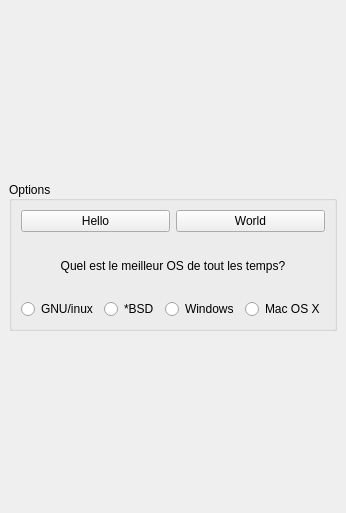
Old version of the form src/dock.ui in the repository farnyser/towerdefense.
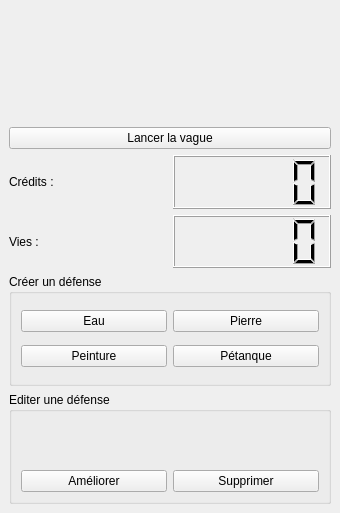
New version of the form.

Commit message: Changements d'interface.

Patch:
```diff
--- a/src/dock.ui
+++ b/src/dock.ui
@@ -15,82 +15,107 @@
   </property>
   <widget class="QWidget" name="dockWidgetContents">
    <layout class="QVBoxLayout" name="verticalLayout">
+    <item>
+     <widget class="QLabel" name="label">
+      <property name="text">
+       <string/>
+      </property>
+     </widget>
+    </item>
+    <item>
+     <widget class="QPushButton" name="launchWave">
+      <property name="text">
+       <string>Lancer la vague</string>
+      </property>
+     </widget>
+    </item>
+    <item>
+     <layout class="QGridLayout" name="gridLayout">
+      <item row="0" column="0">
+       <widget class="QLabel" name="label_2">
+        <property name="text">
+         <string>Crédits :</string>
+        </property>
+       </widget>
+      </item>
+      <item row="1" column="0">
+       <widget class="QLabel" name="label_3">
+        <property name="text">
+         <string>Vies :</string>
+        </property>
+       </widget>
+      </item>
+      <item row="0" column="1">
+       <widget class="QLCDNumber" name="lcdNumber"/>
+      </item>
+      <item row="1" column="1">
+       <widget class="QLCDNumber" name="lcdNumber_2"/>
+      </item>
+     </layout>
+    </item>
     <item>
      <widget class="QGroupBox" name="groupBox">
-      <property name="minimumSize">
-       <size>
-        <width>0</width>
-        <height>0</height>
-       </size>
-      </property>
-      <property name="maximumSize">
-       <size>
-        <width>16777215</width>
-        <height>150</height>
-       </size>
-      </property>
       <property name="title">
-       <string>Options</string>
+       <string>Créer un défense</string>
       </property>
-      <property name="alignment">
-       <set>Qt::AlignLeading|Qt::AlignLeft|Qt::AlignVCenter</set>
+      <layout class="QGridLayout" name="gridLayout_2">
+       <item row="0" column="0">
+        <widget class="QPushButton" name="pushButton_4">
+         <property name="text">
+          <string>Eau</string>
+         </property>
+        </widget>
+       </item>
+       <item row="0" column="1">
+        <widget class="QPushButton" name="pushButton_5">
+         <property name="text">
+          <string>Pierre</string>
+         </property>
+        </widget>
+       </item>
+       <item row="1" column="0">
+        <widget class="QPushButton" name="pushButton_6">
+         <property name="text">
+          <string>Peinture</string>
+         </property>
+        </widget>
+       </item>
+       <item row="1" column="1">
+        <widget class="QPushButton" name="pushButton_7">
+         <property name="text">
+          <string>Pétanque</string>
+         </property>
+        </widget>
+       </item>
+      </layout>
+     </widget>
+    </item>
+    <item>
+     <widget class="QGroupBox" name="groupBox_2">
+      <property name="title">
+       <string>Editer une défense</string>
       </property>
       <layout class="QVBoxLayout" name="verticalLayout_2">
        <item>
-        <layout class="QHBoxLayout" name="horizontalLayout_2">
+        <widget class="QLabel" name="label_4">
+         <property name="text">
+          <string/>
+         </property>
+        </widget>
+       </item>
+       <item>
+        <layout class="QHBoxLayout" name="horizontalLayout">
          <item>
           <widget class="QPushButton" name="pushButton_2">
            <property name="text">
-            <string>Hello</string>
+            <string>Améliorer</string>
            </property>
           </widget>
          </item>
          <item>
-          <widget class="QPushButton" name="pushButton">
+          <widget class="QPushButton" name="pushButton_3">
            <property name="text">
-            <string>World</string>
-           </property>
-          </widget>
-         </item>
-        </layout>
-       </item>
-       <item>
-        <widget class="QLabel" name="label">
-         <property name="text">
-          <string>Quel est le meilleur OS de tout les temps?</string>
-         </property>
-         <property name="alignment">
-          <set>Qt::AlignCenter</set>
-         </property>
-        </widget>
-       </item>
-       <item>
-        <layout class="QHBoxLayout" name="horizontalLayout_3">
-         <item>
-          <widget class="QRadioButton" name="radioButton_3">
-           <property name="text">
-            <string>GNU/inux</string>
-           </property>
-          </widget>
-         </item>
-         <item>
-          <widget class="QRadioButton" name="radioButton_4">
-           <property name="text">
-            <string>*BSD</string>
-           </property>
-          </widget>
-         </item>
-         <item>
-          <widget class="QRadioButton" name="radioButton_2">
-           <property name="text">
-            <string>Windows</string>
-           </property>
-          </widget>
-         </item>
-         <item>
-          <widget class="QRadioButton" name="radioButton">
-           <property name="text">
-            <string>Mac OS X</string>
+            <string>Supprimer</string>
            </property>
           </widget>
          </item>
```
Left out of the diff: 2 changed lines with no effect on the pictures. The commit also changes 4 other files.
